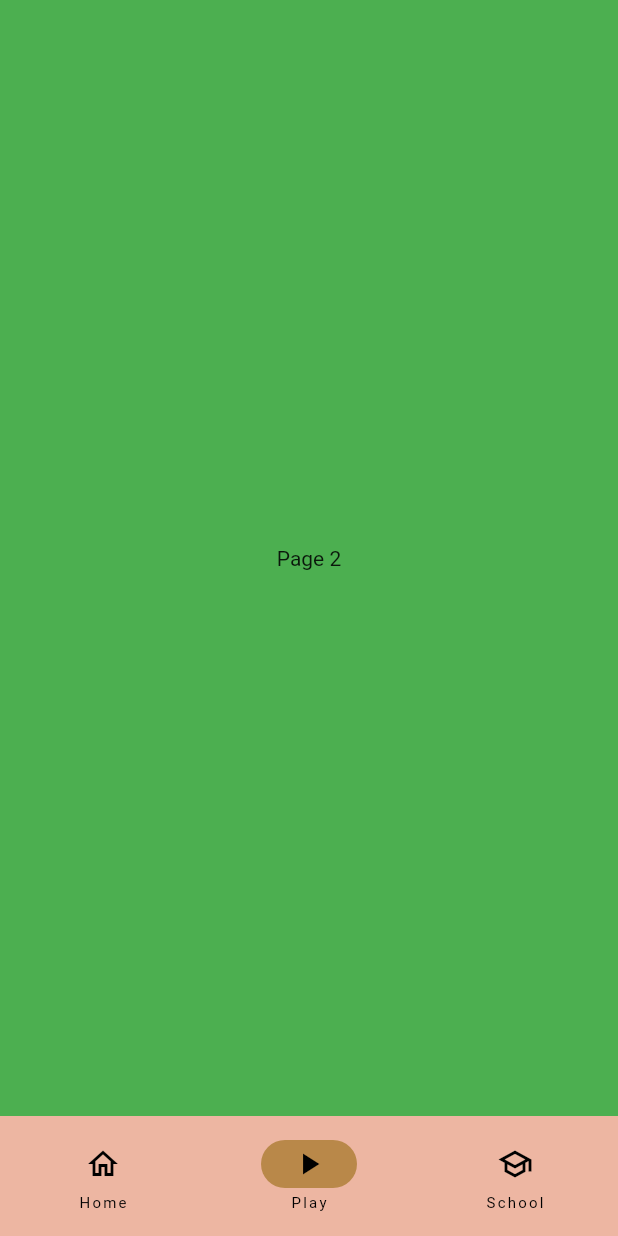
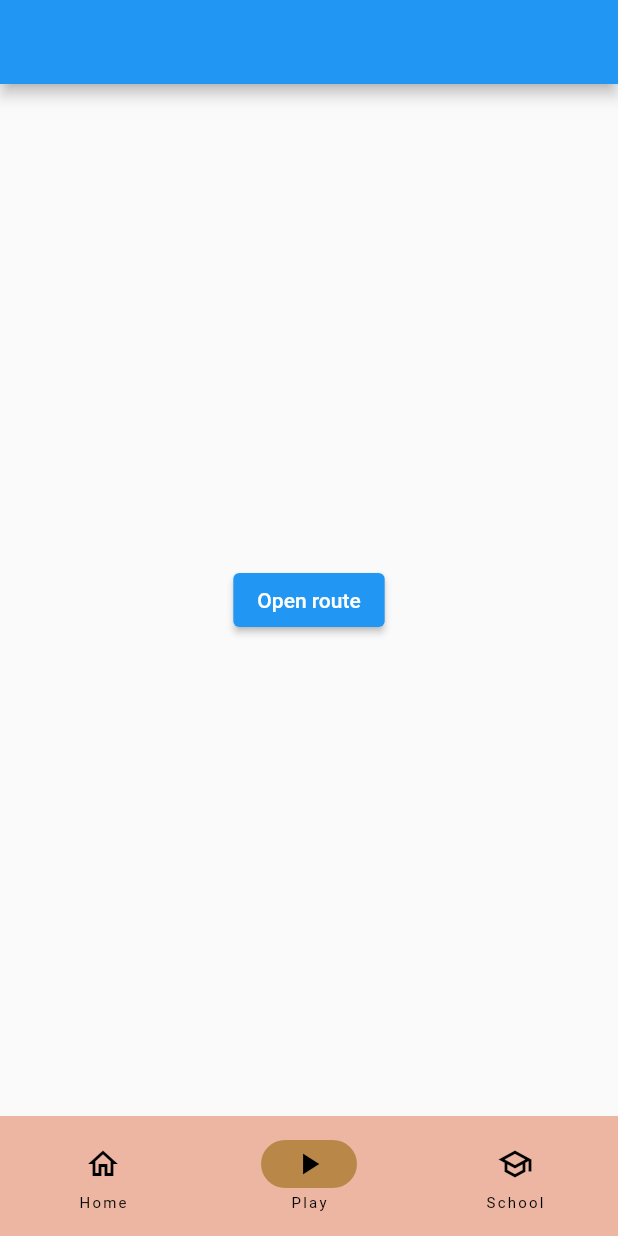
Before and after one commit to seergiomadrid/metrovalencia, a Flutter app: the screen it shows after launch, item 2 of the bottom bar chosen, on a phone screen of 412 x 824 dp. Run offline on Flutter 3.47's test engine with Material 2 defaults, Android fonts, the light colour scheme and no system bars.

Commit message:
adds game flow logic

```diff
--- a/lib/StartGame.dart
+++ b/lib/StartGame.dart
@@ -0,0 +1,26 @@
+import 'package:flutter/material.dart';
+import 'GameFlow.dart';
+
+
+class StartGame extends StatelessWidget {
+  @override
+  Widget build(BuildContext context) {
+    return Scaffold(
+      appBar: AppBar(
+        title: Text(''),
+
+      ),
+      body: Center(
+        child: ElevatedButton(
+          child: const Text('Open route'),
+          onPressed: () {
+            Navigator.push(
+              context,
+              MaterialPageRoute(builder: (context) => const FirstRoute()),
+            );
+          },
+        ),
+        )
+    );
+  }
+}
--- a/lib/main.dart
+++ b/lib/main.dart
@@ -1,9 +1,16 @@
 import 'package:flutter/material.dart';
 import 'package:flutter/services.dart';
+import 'package:flutter/widgets.dart';
+import 'HomeView.dart';
+import 'StartGame.dart';
+import 'InfoView.dart';
 
-/// Flutter code sample for [NavigationBar].
 
 void main() => runApp(const NavigationBarApp());
+
+void navigateToPage(BuildContext context, Widget page) {
+  Navigator.of(context).push(MaterialPageRoute(builder: (_) => page));
+}
 
 class NavigationBarApp extends StatelessWidget {
   const NavigationBarApp({super.key});
@@ -54,6 +61,16 @@
         ],
       ),
       body: <Widget>[
+            HomeView(),
+            StartGame(),
+            InfoView(),
+
+
+      /*
+
+
+
+
         Container(
             decoration: BoxDecoration(
               image: DecorationImage(
@@ -71,7 +88,7 @@
           color: Colors.blue,
           alignment: Alignment.center,
           child: const Text('Page 3'),
-        ),
+        ),*/
       ][currentPageIndex],
     );
   }
```
Also changed, not shown: lib/GameFlow.dart (added, +126 -0 lines), lib/InfoView.dart (added, +19 -0 lines).
